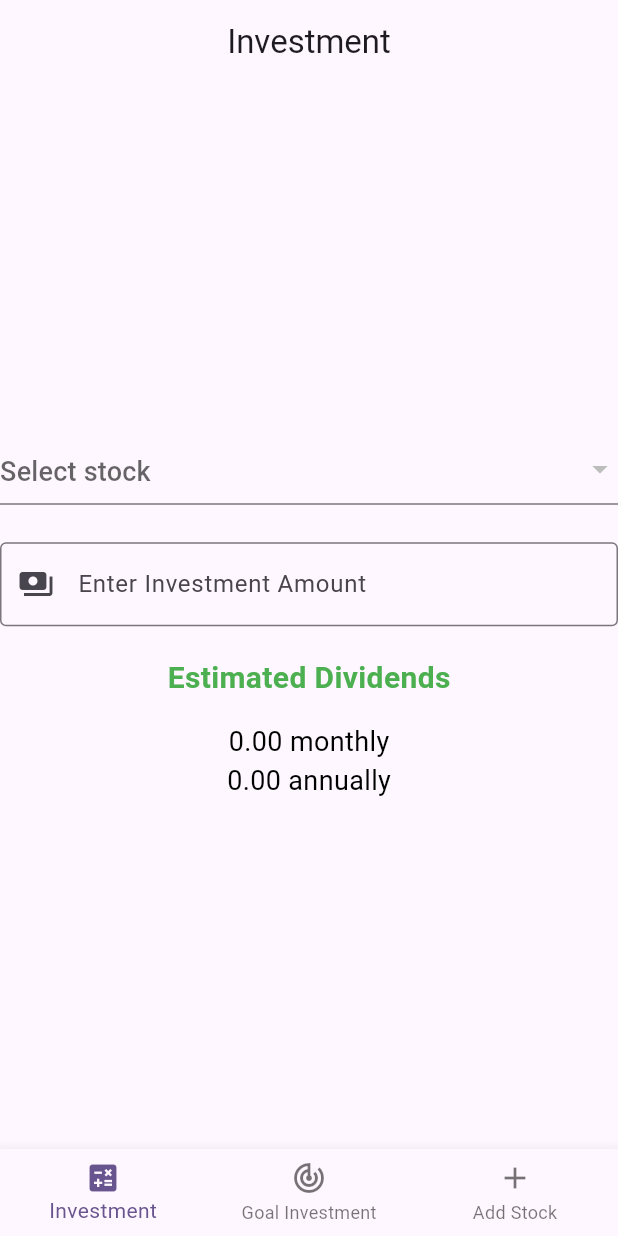
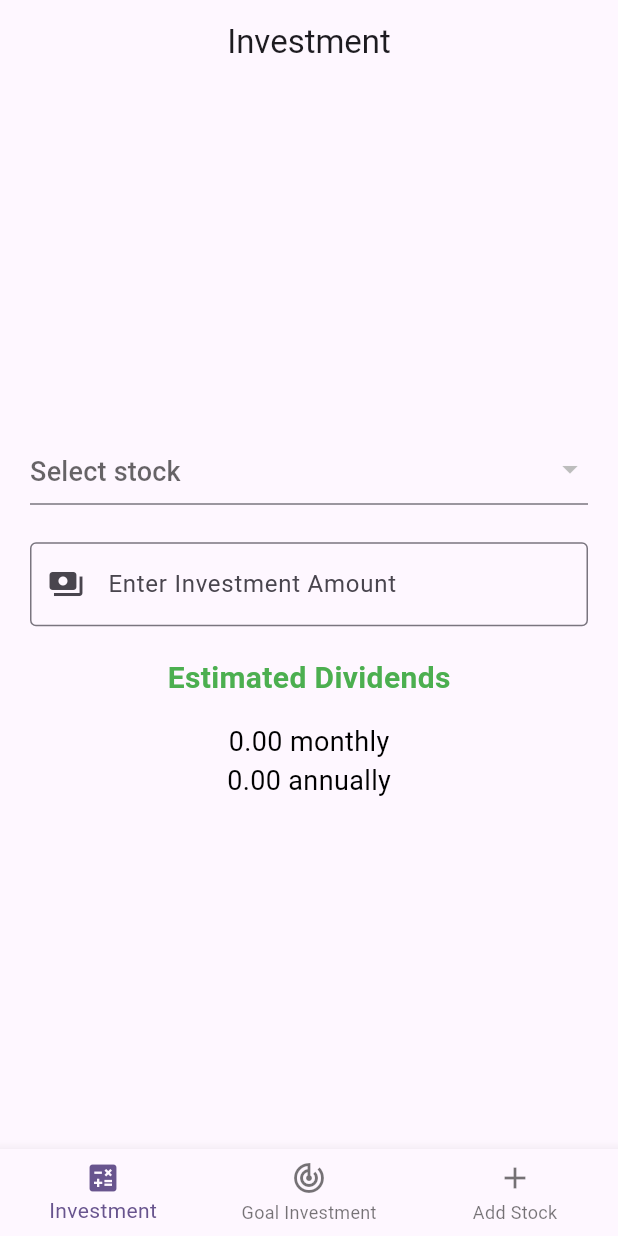
Before and after one commit to IzaltinoDomingosDeSouza/stock_calc_app, a Flutter app: the screen it shows after launch, on a phone screen of 412 x 824 dp. Run offline on Flutter 3.47's test engine with Material 3 defaults, Android fonts, the phone set to English and light mode, and no system bars; our stand-ins replace shared_preferences.

Commit message:
Add little padding to it

```diff
--- a/lib/screens/investment_screen.dart
+++ b/lib/screens/investment_screen.dart
@@ -74,7 +74,9 @@ class InvestmentState extends State<InvestmentScreen> {
   Widget build(BuildContext context) {
     return Scaffold(
       appBar: AppBar(centerTitle: true, title: Text('Investment')),
-      body: Column(
+      body: Padding(
+        padding: const EdgeInsets.symmetric(horizontal: 20),
+        child: Column(
           mainAxisAlignment: MainAxisAlignment.center,
           children: [
             StockDropDownMenu(
@@ -95,7 +97,9 @@ class InvestmentState extends State<InvestmentScreen> {
                 hintText: 'Enter Investment Amount',
                 border: OutlineInputBorder(),
                 errorText:
-                  isInvestmentAmountValid ? null : 'Please enter a valid value',
+                    isInvestmentAmountValid
+                        ? null
+                        : 'Please enter a valid value',
               ),
             ),
             SizedBox(height: 20),
@@ -118,6 +122,7 @@ class InvestmentState extends State<InvestmentScreen> {
             ),
           ],
         ),
+      ),
     );
   }
 }
```
Lines whose indentation alone changed are shown as unchanged.
